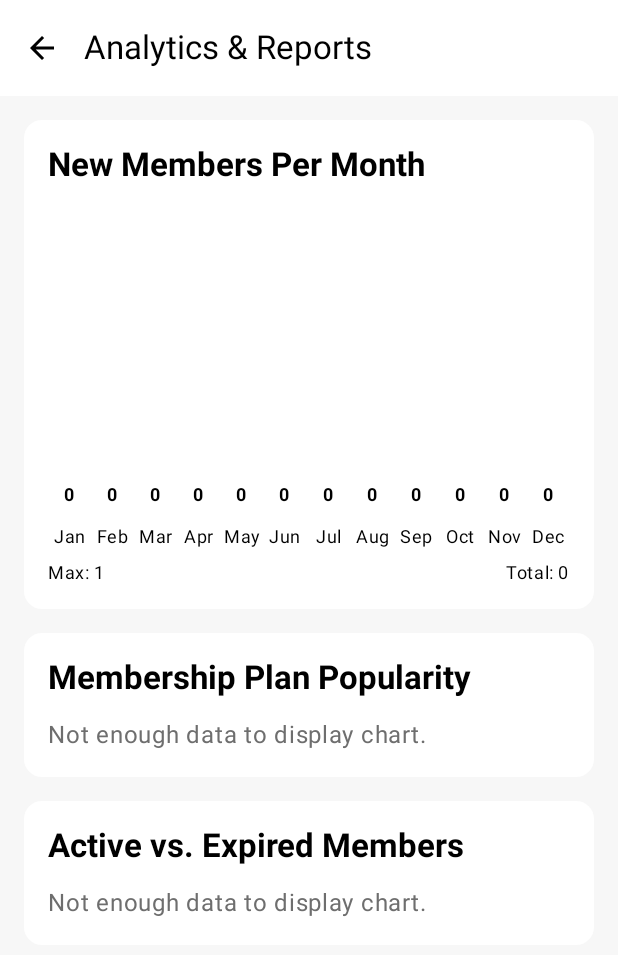
After one commit to HunterAbhi001/GymMembershipManagement, an Android app built with Jetpack Compose: the AnalyticsScreen screen opened through its navigation route, on a phone screen of 412 x 824 dp. The commit adds this screen. Shown: the top 955 px of the screen. Run offline under Robolectric (Android 15) with nearby library versions, the phone set to English and light mode, and no system bars.

Commit message:
Updated V3 with Financials and Filters and New Analytics screen

```diff
--- a/app/src/main/java/com/example/gymmanagement/ui/navigation/AppNavigator.kt
+++ b/app/src/main/java/com/example/gymmanagement/ui/navigation/AppNavigator.kt
@@ -1,6 +1,7 @@
 package com.example.gymmanagement.ui.navigation
 
 import androidx.compose.runtime.Composable
+import androidx.compose.runtime.DisposableEffect
 import androidx.compose.runtime.collectAsState
 import androidx.compose.runtime.getValue
 import androidx.lifecycle.viewmodel.compose.viewModel
@@ -30,6 +31,12 @@ fun AppNavigator(application: GymManagementApplication) {
             val totalBalance by viewModel.totalBalance.collectAsState()
             val totalDues by viewModel.totalDues.collectAsState()
 
+            DisposableEffect(Unit) {
+                onDispose {
+                    viewModel.onSearchQueryChange("")
+                }
+            }
+
             DashboardScreen(
                 navController = navController,
                 allMembers = allMembers,
@@ -54,13 +61,36 @@ fun AppNavigator(application: GymManagementApplication) {
             val duesAndAdvanceMembers by viewModel.duesAndAdvanceMembers.collectAsState()
             DuesAndAdvanceScreen(
                 navController = navController,
-                duesAndAdvanceMembers = duesAndAdvanceMembers
+                duesAndAdvanceMembers = duesAndAdvanceMembers,
+                onClearBalance = { member -> viewModel.clearDueAdvance(member) }
+            )
+        }
+
+        // --- NEW: Route for the Analytics Screen ---
+        composable("analytics") {
+            val monthlySignups by viewModel.monthlySignups.collectAsState()
+            val planPopularity by viewModel.planPopularity.collectAsState()
+            val activeMembers by viewModel.activeMembers.collectAsState()
+            val expiredMembers by viewModel.expiredMembers.collectAsState()
+
+            AnalyticsScreen(
+                navController = navController,
+                monthlySignups = monthlySignups,
+                planPopularity = planPopularity,
+                activeCount = activeMembers.size,
+                expiredCount = expiredMembers.size
             )
         }
 
         composable("search_members") {
             val searchQuery by viewModel.searchQuery.collectAsState()
             val searchedMembers by viewModel.allMembers.collectAsState()
+
+            DisposableEffect(Unit) {
+                onDispose {
+                    viewModel.onSearchQueryChange("")
+                }
+            }
 
             SearchScreen(
                 navController = navController,
@@ -118,8 +148,6 @@ fun AppNavigator(application: GymManagementApplication) {
             )
         }
 
-        // --- FIX: Reverted route to use only optional query parameters for flexibility ---
-        // This will fix the crash from the MemberDetailScreen.
         composable(
             route = "add_edit_member?memberId={memberId}&isRenewal={isRenewal}",
             arguments = listOf(
--- /dev/null
+++ b/app/src/main/java/com/example/gymmanagement/ui/screens/AnalyticsScreen.kt
@@ -0,0 +1,289 @@
+package com.example.gymmanagement.ui.screens
+
+import androidx.compose.foundation.Canvas
+import androidx.compose.foundation.background
+import androidx.compose.foundation.layout.*
+import androidx.compose.foundation.lazy.LazyColumn
+import androidx.compose.foundation.shape.RoundedCornerShape
+import androidx.compose.material.icons.Icons
+import androidx.compose.material.icons.automirrored.filled.ArrowBack
+import androidx.compose.material3.*
+import androidx.compose.runtime.Composable
+import androidx.compose.runtime.remember
+import androidx.compose.ui.Alignment
+import androidx.compose.ui.Modifier
+import androidx.compose.ui.geometry.Size
+import androidx.compose.ui.graphics.Color
+import androidx.compose.ui.text.font.FontWeight
+import androidx.compose.ui.text.style.TextAlign
+import androidx.compose.ui.unit.dp
+import androidx.navigation.NavController
+import kotlin.math.min
+
+// Data classes
+data class MonthlySignupData(val month: String, val count: Float)
+data class PlanPopularityData(val planName: String, val count: Float)
+
+@OptIn(ExperimentalMaterial3Api::class)
+@Composable
+fun AnalyticsScreen(
+    navController: NavController,
+    monthlySignups: List<MonthlySignupData>,
+    planPopularity: List<PlanPopularityData>,
+    activeCount: Int,
+    expiredCount: Int
+) {
+    Scaffold(
+        topBar = {
+            TopAppBar(
+                title = { Text("Analytics & Reports") },
+                navigationIcon = {
+                    IconButton(onClick = { navController.popBackStack() }) {
+                        Icon(Icons.AutoMirrored.Filled.ArrowBack, contentDescription = "Back")
+                    }
+                }
+            )
+        },
+        containerColor = MaterialTheme.colorScheme.background
+    ) { paddingValues ->
+        LazyColumn(
+            modifier = Modifier
+                .fillMaxSize()
+                .padding(paddingValues),
+            contentPadding = PaddingValues(16.dp),
+            verticalArrangement = Arrangement.spacedBy(16.dp)
+        ) {
+            item { NewMembersChart(monthlySignups) }
+            item { PlanPopularityChart(planPopularity) }
+            item { ActiveVsExpiredChart(activeCount, expiredCount) }
+        }
+    }
+}
+
+@Composable
+private fun NewMembersChart(data: List<MonthlySignupData>) {
+    val colors = listOf(
+        MaterialTheme.colorScheme.primary,
+        MaterialTheme.colorScheme.secondary,
+        MaterialTheme.colorScheme.tertiary,
+        MaterialTheme.colorScheme.error
+    )
+
+    Card(
+        modifier = Modifier.fillMaxWidth(),
+        colors = CardDefaults.cardColors(containerColor = MaterialTheme.colorScheme.surface)
+    ) {
+        Column(modifier = Modifier.padding(16.dp)) {
+            Text(
+                "New Members Per Month",
+                style = MaterialTheme.typography.titleLarge,
+                fontWeight = FontWeight.Bold
+            )
+            Spacer(modifier = Modifier.height(12.dp))
+
+            if (data.isEmpty()) {
+                Text("Not enough data to display chart.", color = MaterialTheme.colorScheme.onSurfaceVariant)
+                return@Column
+            }
+
+            val maxVal = (data.maxOfOrNull { it.count } ?: 1f).coerceAtLeast(1f)
+            val barMaxHeight = 180.dp
+
+            Row(
+                modifier = Modifier
+                    .fillMaxWidth()
+                    .height(barMaxHeight + 50.dp),
+                // --- FIX: Removed fixed spacing to allow weights to work correctly ---
+                horizontalArrangement = Arrangement.SpaceEvenly,
+                verticalAlignment = Alignment.Bottom
+            ) {
+                data.forEachIndexed { index, item ->
+                    Column(
+                        modifier = Modifier
+                            .weight(1f)
+                            .fillMaxHeight(),
+                        verticalArrangement = Arrangement.Bottom,
+                        horizontalAlignment = Alignment.CenterHorizontally
+                    ) {
+                        Text(
+                            text = item.count.toInt().toString(),
+                            style = MaterialTheme.typography.bodySmall,
+                            fontWeight = FontWeight.Bold
+                        )
+                        Spacer(modifier = Modifier.height(4.dp))
+                        val ratio = (item.count / maxVal).coerceIn(0f, 1f)
+                        Box(
+                            modifier = Modifier
+                                .height(barMaxHeight * ratio)
+                                .width(20.dp) // Slightly reduced width for better spacing
+                                .background(
+                                    color = colors[index % colors.size],
+                                    shape = RoundedCornerShape(topStart = 6.dp, topEnd = 6.dp)
+                                )
+                        )
+                        Spacer(modifier = Modifier.height(8.dp))
+                        val monthParts = item.month.split(" ")
+                        Column(horizontalAlignment = Alignment.CenterHorizontally) {
+                            Text(
+                                text = monthParts.getOrElse(0) { "" },
+                                style = MaterialTheme.typography.bodySmall,
+                                textAlign = TextAlign.Center
+                            )
+                            if (monthParts.size > 1) {
+                                Text(
+                                    text = monthParts.getOrElse(1) { "" },
+                                    style = MaterialTheme.typography.bodySmall,
+                                    textAlign = TextAlign.Center
+                                )
+                            }
+                        }
+                    }
+                }
+            }
+
+            Spacer(modifier = Modifier.height(8.dp))
+            Row(
+                modifier = Modifier.fillMaxWidth(),
+                horizontalArrangement = Arrangement.SpaceBetween
+            ) {
+                Text("Max: ${"%.0f".format(maxVal)}", style = MaterialTheme.typography.bodySmall)
+                Text("Total: ${"%.0f".format(data.sumOf { it.count.toDouble() })}", style = MaterialTheme.typography.bodySmall)
+            }
+        }
+    }
+}
+
+@Composable
+private fun PlanPopularityChart(data: List<PlanPopularityData>) {
+    Card(
+        modifier = Modifier.fillMaxWidth(),
+        colors = CardDefaults.cardColors(containerColor = MaterialTheme.colorScheme.surface)
+    ) {
+        Column(modifier = Modifier.padding(16.dp)) {
+            Text("Membership Plan Popularity", style = MaterialTheme.typography.titleLarge, fontWeight = FontWeight.Bold)
+            Spacer(modifier = Modifier.height(12.dp))
+
+            if (data.isEmpty()) {
+                Text("Not enough data to display chart.", color = MaterialTheme.colorScheme.onSurfaceVariant)
+                return@Column
+            }
+
+            val items = data.map { it.planName to it.count }
+            Row(modifier = Modifier.fillMaxWidth(), horizontalArrangement = Arrangement.spacedBy(16.dp)) {
+                PieWithLegend(items = items, modifier = Modifier.weight(1f))
+            }
+        }
+    }
+}
+
+@Composable
+private fun ActiveVsExpiredChart(active: Int, expired: Int) {
+    Card(
+        modifier = Modifier.fillMaxWidth(),
+        colors = CardDefaults.cardColors(containerColor = MaterialTheme.colorScheme.surface)
+    ) {
+        Column(modifier = Modifier.padding(16.dp)) {
+            Text("Active vs. Expired Members", style = MaterialTheme.typography.titleLarge, fontWeight = FontWeight.Bold)
+            Spacer(modifier = Modifier.height(12.dp))
+
+            if (active <= 0 && expired <= 0) {
+                Text("Not enough data to display chart.", color = MaterialTheme.colorScheme.onSurfaceVariant)
+                return@Column
+            }
+
+            val items = listOf("Active" to active.toFloat(), "Expired" to expired.toFloat())
+            Row(modifier = Modifier.fillMaxWidth(), horizontalArrangement = Arrangement.spacedBy(16.dp)) {
+                PieWithLegend(items = items, modifier = Modifier.weight(1f), donut = true)
+            }
+        }
+    }
+}
+
+@Composable
+private fun PieWithLegend(
+    items: List<Pair<String, Float>>,
+    modifier: Modifier = Modifier,
+    donut: Boolean = false
+) {
+    val total = items.sumOf { it.second.toDouble() }.toFloat().coerceAtLeast(1f)
+
+    val sliceColors = listOf(
+        MaterialTheme.colorScheme.primary,
+        MaterialTheme.colorScheme.secondary,
+        MaterialTheme.colorScheme.tertiary,
+        MaterialTheme.colorScheme.error,
+        MaterialTheme.colorScheme.primaryContainer,
+        MaterialTheme.colorScheme.secondaryContainer
+    )
+    val backgroundColor = MaterialTheme.colorScheme.background
+    val onBackgroundColor = MaterialTheme.colorScheme.onBackground
+
+    Row(modifier = modifier, horizontalArrangement = Arrangement.spacedBy(12.dp)) {
+        Box(modifier = Modifier.size(160.dp), contentAlignment = Alignment.Center) {
+            Canvas(modifier = Modifier.fillMaxSize()) {
+                val w = size.width
+                val h = size.height
+                val diameter = min(w, h)
+                val padding = 4f
+                val rectSize = Size(diameter - padding * 2f, diameter - padding * 2f)
+                var startAngle = -90f
+                items.forEachIndexed { index, (_, value) ->
+                    val sweep = (value / total) * 360f
+                    drawArc(
+                        color = sliceColors[index % sliceColors.size],
+                        startAngle = startAngle,
+                        sweepAngle = sweep,
+                        useCenter = true,
+                        topLeft = androidx.compose.ui.geometry.Offset(padding, padding),
+                        size = rectSize
+                    )
+                    startAngle += sweep
+                }
+
+                if (donut) {
+                    val innerFraction = 0.55f
+                    val innerSize = Size(rectSize.width * innerFraction, rectSize.height * innerFraction)
+                    val offset = androidx.compose.ui.geometry.Offset(
+                        (rectSize.width - innerSize.width) / 2f + padding,
+                        (rectSize.height - innerSize.height) / 2f + padding
+                    )
+                    drawArc(
+                        color = backgroundColor,
+                        startAngle = 0f,
+                        sweepAngle = 360f,
+                        useCenter = true,
+                        topLeft = offset,
+                        size = innerSize
+                    )
+                }
+            }
+
+            if (donut) {
+                Text(
+                    text = total.toInt().toString(),
+                    style = MaterialTheme.typography.titleMedium,
+                    fontWeight = FontWeight.Bold,
+                    color = onBackgroundColor
+                )
+            }
+        }
+
+        Column(modifier = Modifier.weight(1f), verticalArrangement = Arrangement.spacedBy(8.dp)) {
+            items.forEachIndexed { index, (label, value) ->
+                val pct = if (total > 0f) (value / total) * 100f else 0f
+                Row(verticalAlignment = Alignment.CenterVertically, modifier = Modifier.fillMaxWidth()) {
+                    Box(
+                        modifier = Modifier
+                            .size(12.dp)
+                            .background(sliceColors[index % sliceColors.size], shape = RoundedCornerShape(3.dp))
+                    )
+                    Spacer(modifier = Modifier.width(8.dp))
+                    Column {
+                        Text(label, style = MaterialTheme.typography.bodyLarge)
+                        Text("${"%.1f".format(pct)}%", style = MaterialTheme.typography.bodySmall, color = MaterialTheme.colorScheme.onSurfaceVariant)
+                    }
+                }
+            }
+        }
+    }
+}
--- a/app/src/main/java/com/example/gymmanagement/ui/screens/DashboardScreen.kt
+++ b/app/src/main/java/com/example/gymmanagement/ui/screens/DashboardScreen.kt
@@ -21,7 +21,6 @@ import androidx.compose.ui.text.font.FontWeight
 import androidx.compose.ui.unit.dp
 import androidx.navigation.NavController
 import com.example.gymmanagement.data.database.Member
-import com.example.gymmanagement.ui.theme.GreenAccent
 import com.example.gymmanagement.ui.theme.RedAccent
 import com.example.gymmanagement.ui.utils.DateUtils
 import com.example.gymmanagement.ui.utils.sendSmsMessage
@@ -42,15 +41,12 @@ fun DashboardScreen(
     onDeleteMember: (Member) -> Unit,
     todaysRevenue: Double = 0.0,
     totalBalance: Double = 0.0,
-    totalDues: Double = 0.0 // This parameter is no longer used directly but kept for compatibility
+    totalDues: Double = 0.0
 ) {
     val context = LocalContext.current
     val todayStart = DateUtils.startOfDayMillis()
     val activeMemberCount = allMembers.count { it.expiryDate >= todayStart }
     var memberToDelete by remember { mutableStateOf<Member?>(null) }
-
-    // --- NEW: Calculate the net total of all dues and advances ---
-    val netDuesAdvance = allMembers.sumOf { it.dueAdvance ?: 0.0 }
 
     if (memberToDelete != null) {
         AlertDialog(
@@ -159,16 +155,10 @@ fun DashboardScreen(
                         onClick = { navController.navigate("todays_revenue") }
                     )
                     StatCard(
-                        label = "Dues/Advance",
-                        count = formatCurrencyShort(netDuesAdvance),
+                        label = "Dues",
+                        count = formatCurrencyShort(totalDues),
                         icon = Icons.Default.ReceiptLong,
                         iconColor = Color(0xFFFFC107),
-                        // --- NEW: Dynamic color for the count text ---
-                        countColor = when {
-                            netDuesAdvance < 0 -> RedAccent
-                            netDuesAdvance > 0 -> GreenAccent
-                            else -> MaterialTheme.colorScheme.onSurface
-                        },
                         modifier = Modifier
                             .weight(1f)
                             .fillMaxHeight(),
@@ -198,6 +188,14 @@ fun DashboardScreen(
                     label = "Manage All Members",
                     icon = Icons.Default.People,
                     onClick = { navController.navigate("all_members_list") }
+                )
+            }
+            // --- NEW: Card for Analytics & Reports ---
+            item {
+                ActionCard(
+                    label = "Analytics & Reports",
+                    icon = Icons.Default.Analytics,
+                    onClick = { navController.navigate("analytics") }
                 )
             }
             item {
@@ -246,7 +244,7 @@ fun StatCard(
     icon: ImageVector,
     iconColor: Color,
     modifier: Modifier = Modifier,
-    countColor: Color = MaterialTheme.colorScheme.onSurface, // Default color
+    countColor: Color = MaterialTheme.colorScheme.onSurface,
     onClick: () -> Unit
 ) {
     Card(
@@ -255,7 +253,6 @@ fun StatCard(
         colors = CardDefaults.cardColors(containerColor = MaterialTheme.colorScheme.surface)
     ) {
         Column(
-            // --- FIX: This ensures the content fills the card for even height ---
             modifier = Modifier
                 .fillMaxSize()
                 .padding(16.dp),
@@ -273,7 +270,7 @@ fun StatCard(
                 text = count,
                 style = MaterialTheme.typography.headlineMedium,
                 fontWeight = FontWeight.ExtraBold,
-                color = countColor // Use the dynamic color
+                color = countColor
             )
             Text(
                 text = label,
@@ -440,12 +437,6 @@ fun ExpiringMemberItem(
     }
 }
 
-private fun formatCurrency(value: Double): String {
-    val format = NumberFormat.getCurrencyInstance(Locale("en", "IN"))
-    format.currency = Currency.getInstance("INR")
-    return format.format(value)
-}
-
 private fun formatCurrencyShort(value: Double): String {
     val absValue = abs(value)
     val sign = if (value < 0) "-" else ""
--- a/app/src/main/java/com/example/gymmanagement/viewmodel/MainViewModel.kt
+++ b/app/src/main/java/com/example/gymmanagement/viewmodel/MainViewModel.kt
@@ -6,12 +6,16 @@ import android.widget.Toast
 import androidx.lifecycle.*
 import com.example.gymmanagement.data.database.Member
 import com.example.gymmanagement.data.database.MemberDao
+import com.example.gymmanagement.ui.screens.MonthlySignupData
+import com.example.gymmanagement.ui.screens.PlanPopularityData
 import com.example.gymmanagement.ui.utils.CsvUtils
 import com.example.gymmanagement.ui.utils.DateUtils
 import kotlinx.coroutines.Dispatchers
 import kotlinx.coroutines.flow.*
 import kotlinx.coroutines.launch
 import kotlinx.coroutines.withContext
+import java.text.SimpleDateFormat
+import java.util.*
 import java.util.concurrent.TimeUnit
 
 class MainViewModel(
@@ -85,15 +89,54 @@ class MainViewModel(
         }
         .stateIn(viewModelScope, SharingStarted.WhileSubscribed(5000), emptyList())
 
-    // --- NEW: Calculate total outstanding dues ---
     val totalDues: StateFlow<Double> = allMembers
         .map { members ->
-            // Dues are represented by negative numbers in the 'dueAdvance' field
             members
                 .filter { (it.dueAdvance ?: 0.0) < 0 }
                 .sumOf { it.dueAdvance ?: 0.0 }
         }
         .stateIn(viewModelScope, SharingStarted.WhileSubscribed(5000), 0.0)
+
+    val netDuesAdvance: StateFlow<Double> = allMembers
+        .map { members ->
+            members.sumOf { it.dueAdvance ?: 0.0 }
+        }
+        .stateIn(viewModelScope, SharingStarted.WhileSubscribed(5000), 0.0)
+
+    val monthlySignups: StateFlow<List<MonthlySignupData>> = allMembers
+        .map { members ->
+            val groupAndSortFormat = SimpleDateFormat("yyyy-MM", Locale.getDefault())
+            // --- FIX: Changed format to "MMM" for a short, clean label (e.g., "Feb") ---
+            val displayFormat = SimpleDateFormat("MMM", Locale.getDefault())
+            val calendar = Calendar.getInstance()
+
+            val signupsByMonth = members
+                .groupBy { member -> groupAndSortFormat.format(Date(member.startDate)) }
+
+            val last12Months = (0 downTo -11).map { monthOffset ->
+                val cal = Calendar.getInstance()
+                cal.add(Calendar.MONTH, monthOffset)
+                groupAndSortFormat.format(cal.time)
+            }
+
+            last12Months.reversed().map { monthKey ->
+                val date = groupAndSortFormat.parse(monthKey) ?: Date()
+                val count = signupsByMonth[monthKey]?.size?.toFloat() ?: 0f
+                MonthlySignupData(displayFormat.format(date), count)
+            }
+        }
+        .stateIn(viewModelScope, SharingStarted.WhileSubscribed(5000), emptyList())
+
+    val planPopularity: StateFlow<List<PlanPopularityData>> = allMembers
+        .map { members ->
+            members
+                .groupBy { member ->
+                    member.plan.trim().removeSuffix("s").trim()
+                }
+                .map { (plan, memberList) -> PlanPopularityData(plan, memberList.size.toFloat()) }
+                .sortedByDescending { it.count }
+        }
+        .stateIn(viewModelScope, SharingStarted.WhileSubscribed(5000), emptyList())
 
 
     fun onSearchQueryChange(query: String) {
@@ -108,6 +151,11 @@ class MainViewModel(
 
     fun deleteMember(member: Member) = viewModelScope.launch {
         memberDao.deleteMember(member)
+    }
+
+    fun clearDueAdvance(member: Member) = viewModelScope.launch {
+        val updatedMember = member.copy(dueAdvance = 0.0)
+        memberDao.upsertMember(updatedMember)
     }
 
     fun importMembersFromCsv(context: Context, uri: Uri) = viewModelScope.launch {
```
Also changed, not shown: app/build.gradle.kts (+7 -1 lines), app/src/main/java/com/example/gymmanagement/ui/screens/DuesAndAdvanceScreen.kt (+20 -10 lines), 3 other files.
